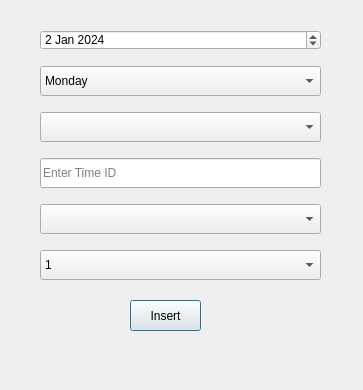
Qt form InsertExamDialog.ui (hungmvu44/exameditormhs) before a commit.
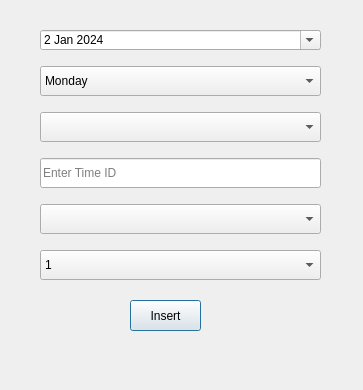
The same form after that commit.

```diff
--- a/InsertExamDialog.ui
+++ b/InsertExamDialog.ui
@@ -54,6 +54,9 @@
         <day>2</day>
        </datetime>
       </property>
+      <property name="calendarPopup">
+       <bool>true</bool>
+      </property>
      </widget>
     </item>
     <item>
```
